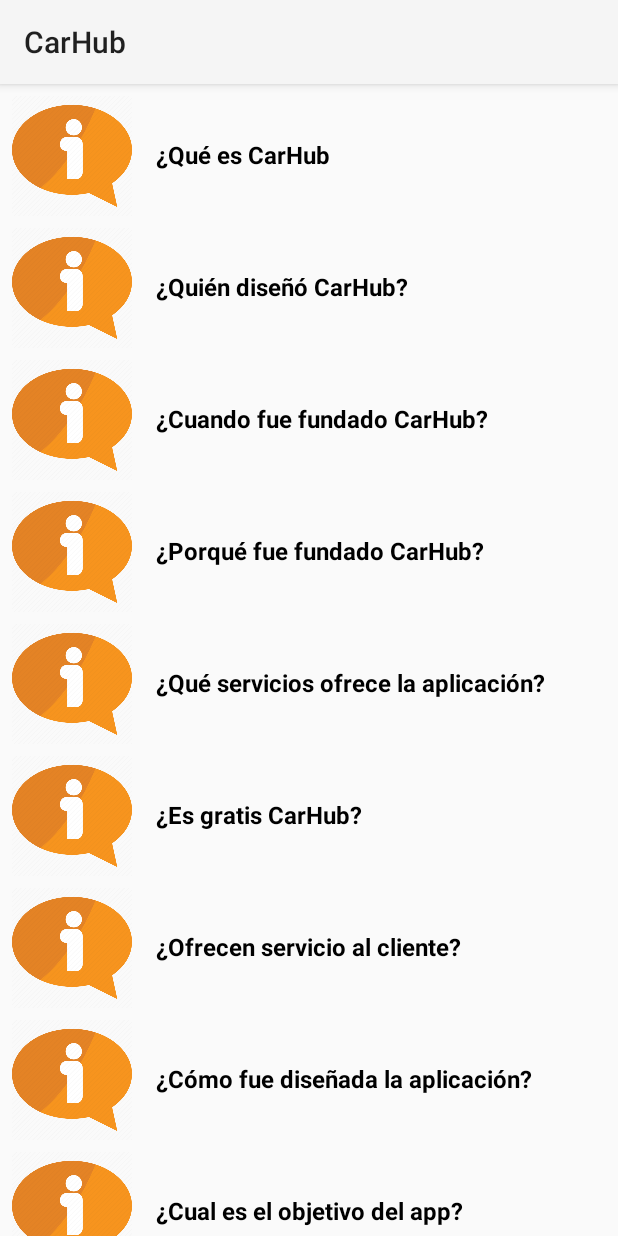
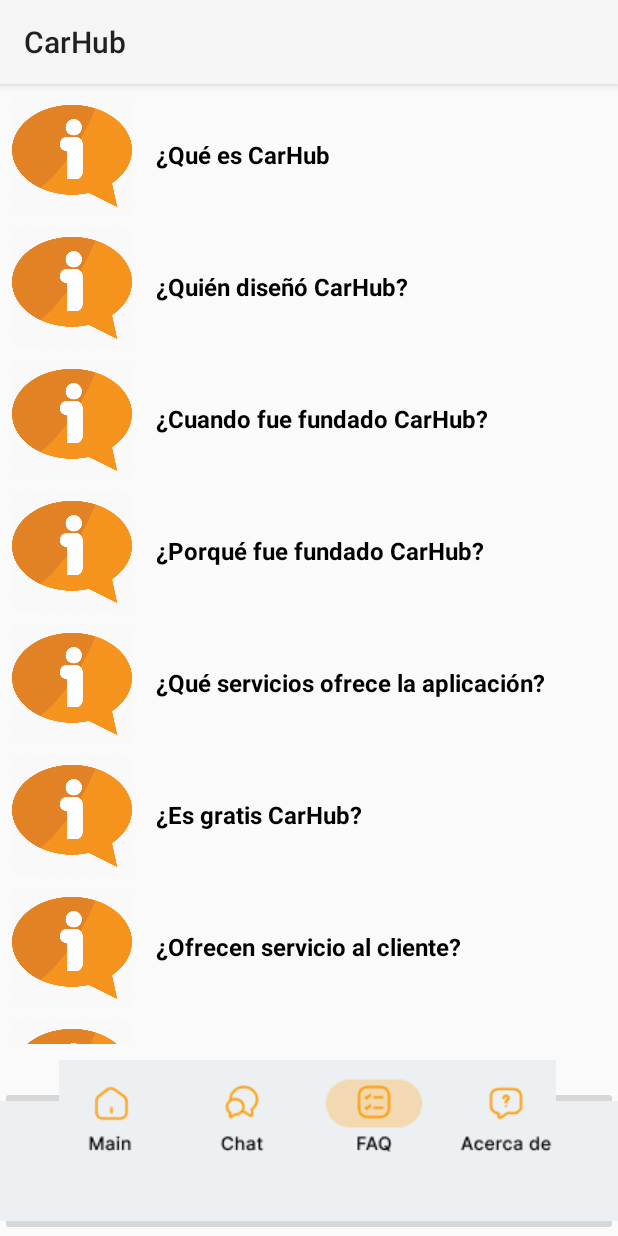
Before and after one commit to mart-77/CarHub, an Android app: the FAQActivity screen opened directly, with no data from a screen before it, on a phone screen of 412 x 824 dp. Run offline under Robolectric (Android 15) with nearby library versions, the phone set to English and light mode, and no system bars.

Commit message:
Actializacion FAQ

```diff
--- a/app/src/main/java/com/example/myapplication/activities/AcercaDeActivity.java
+++ b/app/src/main/java/com/example/myapplication/activities/AcercaDeActivity.java
@@ -1,6 +1,8 @@
 package com.example.myapplication.activities;
 
+import android.content.Intent;
 import android.os.Bundle;
+import android.view.View;
 
 import androidx.appcompat.app.AppCompatActivity;
 
@@ -14,5 +16,18 @@ public class AcercaDeActivity extends AppCompatActivity {
         setContentView(R.layout.activity_acerca_de);
     }
 
+    public void lanzarFAQ(View view) {
+        Intent lanzar = new Intent(this, FAQActivity.class);
+        startActivity(lanzar);
+    }
 
+    public void lanzarChat (View view) {
+        Intent lanzar = new Intent(this, ChatActivity.class);
+        startActivity(lanzar);
+    }
+
+    public void lanzarMain (View view) {
+        Intent lanzar = new Intent(this, MenuPrincipalActivity.class);
+        startActivity(lanzar);
+    }
 }
--- a/app/src/main/java/com/example/myapplication/activities/FAQActivity.java
+++ b/app/src/main/java/com/example/myapplication/activities/FAQActivity.java
@@ -1,6 +1,8 @@
 package com.example.myapplication.activities;
 
+import android.content.Intent;
 import android.os.Bundle;
+import android.view.View;
 
 import androidx.appcompat.app.AppCompatActivity;
 import androidx.recyclerview.widget.LinearLayoutManager;
@@ -94,4 +96,19 @@ public class FAQActivity extends AppCompatActivity {
 
     }
 
+    public void lanzarChat (View view) {
+        Intent lanzar = new Intent(this, ChatActivity.class);
+        startActivity(lanzar);
+    }
+
+    public void lanzarMain (View view) {
+        Intent lanzar = new Intent(this, MenuPrincipalActivity.class);
+        startActivity(lanzar);
+    }
+
+    public void lanzarPantallaAcercaDe (View view) {
+        Intent lanzar = new Intent(this, AcercaDeActivity.class);
+        startActivity(lanzar);
+    }
+
 }
--- a/app/src/main/java/com/example/myapplication/activities/MenuPrincipalActivity.java
+++ b/app/src/main/java/com/example/myapplication/activities/MenuPrincipalActivity.java
@@ -51,4 +51,6 @@ public class MenuPrincipalActivity extends AppCompatActivity {
         startActivity(lanzar);
     }
 
+
+
 }
--- a/app/src/main/res/layout/activity_acerca_de.xml
+++ b/app/src/main/res/layout/activity_acerca_de.xml
@@ -39,7 +39,8 @@
         android:layout_marginTop="620dp"
         android:layout_marginRight="36dp"
         android:layout_marginBottom="14dp"
-        android:background="@android:color/transparent" />
+        android:background="@android:color/transparent"
+        android:onClick="lanzarMain"/>
 
     <Button
         android:id="@+id/toolbar_chat_boton"
@@ -52,7 +53,8 @@
         android:layout_marginTop="620dp"
         android:layout_marginRight="36dp"
         android:background="@android:color/transparent"
-        android:layout_marginBottom="9dp" />
+        android:layout_marginBottom="9dp"
+        android:onClick="lanzarChat"/>
 
     <Button
         android:id="@+id/toolbar_faq_boton"
@@ -65,7 +67,8 @@
         android:layout_marginTop="620dp"
         android:layout_marginRight="36dp"
         android:background="@android:color/transparent"
-        android:layout_marginBottom="9dp" />
+        android:layout_marginBottom="9dp"
+        android:onClick="lanzarFAQ"/>
 
     <Button
         android:id="@+id/toolbar_acercade_boton"
--- a/app/src/main/res/layout/activity_bookmarks.xml
+++ b/app/src/main/res/layout/activity_bookmarks.xml
@@ -3,4 +3,6 @@
     android:layout_width="match_parent"
     android:layout_height="match_parent">
 
+
+
 </RelativeLayout>
--- a/app/src/main/res/layout/activity_faq.xml
+++ b/app/src/main/res/layout/activity_faq.xml
@@ -8,17 +8,103 @@
 
 
     <androidx.recyclerview.widget.RecyclerView
-        android:layout_width="match_parent"
-        android:layout_height="match_parent"
         android:id="@+id/recyclerView"
+        android:layout_width="412dp"
+        android:layout_height="640dp"
         app:layout_constraintBottom_toBottomOf="parent"
         app:layout_constraintEnd_toEndOf="parent"
-        app:layout_constraintHorizontal_bias="0.5"
+        app:layout_constraintHorizontal_bias="0.0"
         app:layout_constraintStart_toStartOf="parent"
-        app:layout_constraintTop_toTopOf="parent" />
+        app:layout_constraintTop_toTopOf="parent"
+        app:layout_constraintVertical_bias="0.0" />
 
 
+    <RelativeLayout
+        android:layout_width="wrap_content"
+        android:layout_height="match_parent"
+        app:layout_constraintTop_toBottomOf="@+id/recyclerView"
+        app:layout_constraintStart_toStartOf="parent"
+        app:layout_constraintEnd_toEndOf="parent"
+        >
 
 
+        <ImageButton
+            android:id="@+id/imageButton2"
+            android:layout_width="wrap_content"
+            android:layout_height="wrap_content"
+            android:layout_alignParentBottom="true"
+            app:srcCompat="@drawable/toolbar_background" />
+
+        <ImageButton
+        android:id="@+id/imageButton3"
+        android:layout_width="330dp"
+        android:layout_height="81dp"
+        android:layout_alignParentStart="true"
+        android:layout_alignParentEnd="true"
+        android:layout_marginStart="39dp"
+        android:layout_marginLeft="50dp"
+        android:layout_marginTop="650dp"
+        android:layout_marginEnd="41dp"
+        android:layout_marginRight="50dp"
+
+        app:srcCompat="@drawable/toolbar_faq" />
+
+    <Button
+        android:id="@+id/toolbar_main_boton"
+        android:layout_width="50dp"
+        android:layout_height="59dp"
+        android:layout_alignParentStart="true"
+        android:layout_alignParentBottom="true"
+        android:layout_marginStart="48dp"
+        android:layout_marginLeft="36dp"
+        android:layout_marginTop="620dp"
+        android:layout_marginRight="36dp"
+        android:layout_marginBottom="14dp"
+        android:background="@android:color/transparent"
+        android:onClick="lanzarMain"/>
+
+    <Button
+        android:id="@+id/toolbar_chat_boton"
+        android:layout_width="43dp"
+        android:layout_height="63dp"
+        android:layout_alignParentStart="true"
+        android:layout_alignParentBottom="true"
+        android:layout_marginStart="140dp"
+        android:layout_marginLeft="36dp"
+        android:layout_marginTop="620dp"
+        android:layout_marginRight="36dp"
+        android:background="@android:color/transparent"
+        android:layout_marginBottom="9dp"
+        android:onClick="lanzarChat"/>
+
+    <Button
+        android:id="@+id/toolbar_faq_boton"
+        android:layout_width="43dp"
+        android:layout_height="63dp"
+        android:layout_alignParentStart="true"
+        android:layout_alignParentBottom="true"
+        android:layout_marginStart="224dp"
+        android:layout_marginLeft="36dp"
+        android:layout_marginTop="620dp"
+        android:layout_marginRight="36dp"
+        android:background="@android:color/transparent"
+        android:layout_marginBottom="9dp"
+        />
+
+        <Button
+            android:id="@+id/toolbar_acercade_boton"
+            android:layout_width="71dp"
+            android:layout_height="58dp"
+            android:layout_alignParentStart="true"
+            android:layout_alignParentBottom="true"
+            android:layout_marginStart="299dp"
+            android:layout_marginLeft="36dp"
+            android:layout_marginTop="620dp"
+            android:layout_marginRight="36dp"
+            android:layout_marginBottom="15dp"
+            android:background="@android:color/transparent"
+            android:onClick="lanzarPantallaAcercaDe"/>
+
+    </RelativeLayout>
 
 </androidx.constraintlayout.widget.ConstraintLayout>
```
